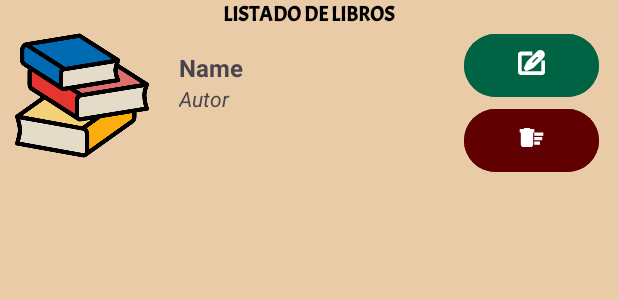
After one commit to Crisaww/Android, an Android app: the layout item_lista_de_libros.xml on its own in the app's theme, with its tools: preview values and no code run, on a phone screen of 412 x 824 dp. The commit adds this screen. Shown: the top 300 px of the screen. Run offline under Robolectric (Android 15) with nearby library versions, the phone set to English and light mode, and no system bars; network calls fail; Roboto replaces fonts that are not available here.

Commit message:
Hice un poco de movil en libros, cree el adapter

```diff
--- a/CrudBiblioteca/app/src/main/java/com/example/crudbiblioteca/config/config.kt
+++ b/CrudBiblioteca/app/src/main/java/com/example/crudbiblioteca/config/config.kt
@@ -7,7 +7,7 @@ class config {
      */
     companion object{
         //val urlBase="http://10.192.80.151:8080/api/v1/"
-        val urlBase="http://10.192.66.256:8000/api/v1/"
+        val urlBase="http://10.192.66.56:8000/libreria/api/v1/"
         //val urlBase="http://192.168.1.8:8000/libreria/api/v1/"
         val urlLibro=urlBase+"libro/"
     }
--- a/CrudBiblioteca/app/src/main/java/com/example/crudbiblioteca/guardarLibroFragment.kt
+++ b/CrudBiblioteca/app/src/main/java/com/example/crudbiblioteca/guardarLibroFragment.kt
@@ -57,9 +57,7 @@ class guardarLibroFragment : Fragment() {
     Método encargado de traer la info del libro
      */
 
-    fun actualizarLibro(){
 
-    }
     fun consultarLibro(){
         /*
         Solo se debe consultar, si el ID es diferente a vacío
--- /dev/null
+++ b/CrudBiblioteca/app/src/main/res/drawable/delete_sweep_svgrepo_com.xml
@@ -0,0 +1,11 @@
+<vector xmlns:android="http://schemas.android.com/apk/res/android"
+    android:width="800dp"
+    android:height="800dp"
+    android:viewportWidth="24"
+    android:viewportHeight="24">
+  <path
+      android:strokeWidth="1"
+      android:pathData="M15,16h4v2h-4zM15,8h7v2h-7zM15,12h6v2h-6zM3,18c0,1.1 0.9,2 2,2h6c1.1,0 2,-0.9 2,-2L13,8L3,8v10zM14,5h-3l-1,-1L6,4L5,5L2,5v2h12z"
+      android:fillColor="#ffffff"
+      android:strokeColor="#ffffff"/>
+</vector>
--- /dev/null
+++ b/CrudBiblioteca/app/src/main/res/drawable/edit_svgrepo_com.xml
@@ -0,0 +1,16 @@
+<vector xmlns:android="http://schemas.android.com/apk/res/android"
+    android:width="800dp"
+    android:height="800dp"
+    android:viewportWidth="16"
+    android:viewportHeight="16">
+  <path
+      android:strokeWidth="1"
+      android:pathData="M15.49,7.3h-1.16v6.35H1.67V3.28H8V2H1.67A1.21,1.21 0,0 0,0.5 3.28v10.37a1.21,1.21 0,0 0,1.17 1.25h12.66a1.21,1.21 0,0 0,1.17 -1.25z"
+      android:fillColor="#ffffff"
+      android:strokeColor="#ffffff"/>
+  <path
+      android:strokeWidth="1"
+      android:pathData="M10.56,2.87 L6.22,7.22l-0.44,0.44 -0.08,0.08 -1.52,3.16a1.08,1.08 0,0 0,1.45 1.45l3.14,-1.53 0.53,-0.53 0.43,-0.43 4.34,-4.36 0.45,-0.44 0.25,-0.25a2.18,2.18 0,0 0,0 -3.08,2.17 2.17,0 0,0 -1.53,-0.63 2.19,2.19 0,0 0,-1.54 0.63l-0.7,0.69 -0.45,0.44zM5.51,11l1.18,-2.43 1.25,1.26zM7.51,7.64 L11.41,3.73 12.71,5.04L8.85,9zM13.19,2.33a0.91,0.91 0,0 1,0.65 0.27,0.93 0.93,0 0,1 0,1.31l-0.25,0.24 -1.3,-1.3 0.25,-0.25a0.88,0.88 0,0 1,0.69 -0.25z"
+      android:fillColor="#ffffff"
+      android:strokeColor="#ffffff"/>
+</vector>
--- a/CrudBiblioteca/app/src/main/res/layout/activity_main.xml
+++ b/CrudBiblioteca/app/src/main/res/layout/activity_main.xml
@@ -16,7 +16,7 @@
             android:id="@+id/fragmentContainerView4"
             android:name="com.example.crudbiblioteca.pagina_principal"
             android:layout_width="456dp"
-            android:layout_height="593dp"
+            android:layout_height="561dp"
             android:background="@color/white"
             app:layout_constraintBottom_toBottomOf="@+id/linearLayout"
             app:layout_constraintEnd_toEndOf="parent"
--- /dev/null
+++ b/CrudBiblioteca/app/src/main/res/layout/item_lista_de_libros.xml
@@ -0,0 +1,103 @@
+<?xml version="1.0" encoding="utf-8"?>
+<androidx.constraintlayout.widget.ConstraintLayout xmlns:android="http://schemas.android.com/apk/res/android"
+    xmlns:app="http://schemas.android.com/apk/res-auto"
+    android:layout_width="match_parent"
+    android:layout_height="match_parent">
+
+    <ScrollView
+        android:layout_width="match_parent"
+        android:layout_height="match_parent"
+        android:background="@color/cafeclaro">
+
+        <LinearLayout
+            android:layout_width="match_parent"
+            android:layout_height="wrap_content"
+            android:orientation="vertical">
+
+            <TextView
+                android:id="@+id/textView6"
+                android:layout_width="match_parent"
+                android:layout_height="wrap_content"
+                android:fontFamily="@font/acme"
+                android:text="LISTADO DE LIBROS"
+                android:textAlignment="center"
+                android:textColor="@color/black"
+                android:textStyle="bold" />
+
+            <LinearLayout
+                android:layout_width="match_parent"
+                android:layout_height="100dp"
+                android:orientation="horizontal">
+
+                <ImageView
+                    android:id="@+id/imageView"
+                    android:layout_width="89dp"
+                    android:layout_height="90dp"
+                    android:background="@drawable/librolista"
+                    android:translationX="10dp" />
+
+                <LinearLayout
+                    android:layout_width="300dp"
+                    android:layout_height="match_parent"
+                    android:orientation="horizontal"
+                    android:translationX="20dp">
+
+                    <LinearLayout
+                        android:layout_width="200dp"
+                        android:layout_height="match_parent"
+                        android:orientation="vertical"
+                        android:translationX="0dp">
+
+                        <TextView
+                            android:id="@+id/lblNameLibro"
+                            android:layout_width="wrap_content"
+                            android:layout_height="wrap_content"
+                            android:paddingLeft="10dp"
+                            android:text="Name"
+                            android:textSize="16sp"
+                            android:textStyle="bold"
+                            android:translationY="15dp" />
+
+                        <TextView
+                            android:id="@+id/lblNombreAutor"
+                            android:layout_width="106dp"
+                            android:layout_height="wrap_content"
+                            android:paddingLeft="10dp"
+                            android:text="Autor"
+                            android:textStyle="italic"
+                            android:translationY="15dp" />
+
+                    </LinearLayout>
+
+                    <LinearLayout
+                        android:layout_width="100dp"
+                        android:layout_height="match_parent"
+                        android:orientation="vertical">
+
+                        <Button
+                            android:id="@+id/button"
+                            android:layout_width="90dp"
+                            android:layout_height="50dp"
+                            android:backgroundTint="@color/verde"
+                            android:paddingTop="10dp"
+                            android:textAlignment="center"
+                            android:textSize="10sp"
+                            app:icon="@drawable/edit_svgrepo_com"
+                            app:iconGravity="top" />
+
+                        <Button
+                            android:id="@+id/button2"
+                            android:layout_width="90dp"
+                            android:layout_height="50dp"
+                            android:backgroundTint="@color/rojovino"
+                            android:paddingTop="10dp"
+                            android:textSize="10sp"
+                            app:icon="@drawable/delete_sweep_svgrepo_com"
+                            app:iconGravity="top" />
+                    </LinearLayout>
+                </LinearLayout>
+
+            </LinearLayout>
+        </LinearLayout>
+    </ScrollView>
+</androidx.constraintlayout.widget.ConstraintLayout>
--- a/CrudBiblioteca/app/src/main/res/values/colors.xml
+++ b/CrudBiblioteca/app/src/main/res/values/colors.xml
@@ -2,6 +2,9 @@
 <resources>
     <color name="black">#FF000000</color>
     <color name="white">#FFFFFFFF</color>
+    <color name="rojovino">#610000</color>
+    <color name="amarillonaranja">#dfac13</color>
+    <color name="verde">#006344</color>
     <color name="cafeclaro">#EACBA8</color>
     <color name="cafeoscuro">#623A18</color>
 </resources>
```
Also changed, not shown: CrudBiblioteca/app/src/main/java/com/example/crudbiblioteca/ListaDeLibros.kt (deleted, +0 -59 lines), CrudBiblioteca/app/src/main/java/com/example/crudbiblioteca/adapter/adapterLibro.kt (added, +77 -0 lines), CrudBiblioteca/app/src/main/java/com/example/crudbiblioteca/listaLibroFragment.kt (+125 -1 lines), CrudBiblioteca/app/src/main/res/drawable/add_svgrepo_com.xml (added, +30 -0 lines), CrudBiblioteca/app/src/main/res/layout/fragment_lista_de_libros.xml (deleted, +0 -12 lines), CrudBiblioteca/app/src/main/res/layout/fragment_lista_libro.xml (+15 -34 lines), CrudBiblioteca/app/src/main/res/drawable/librolista.png (added).
